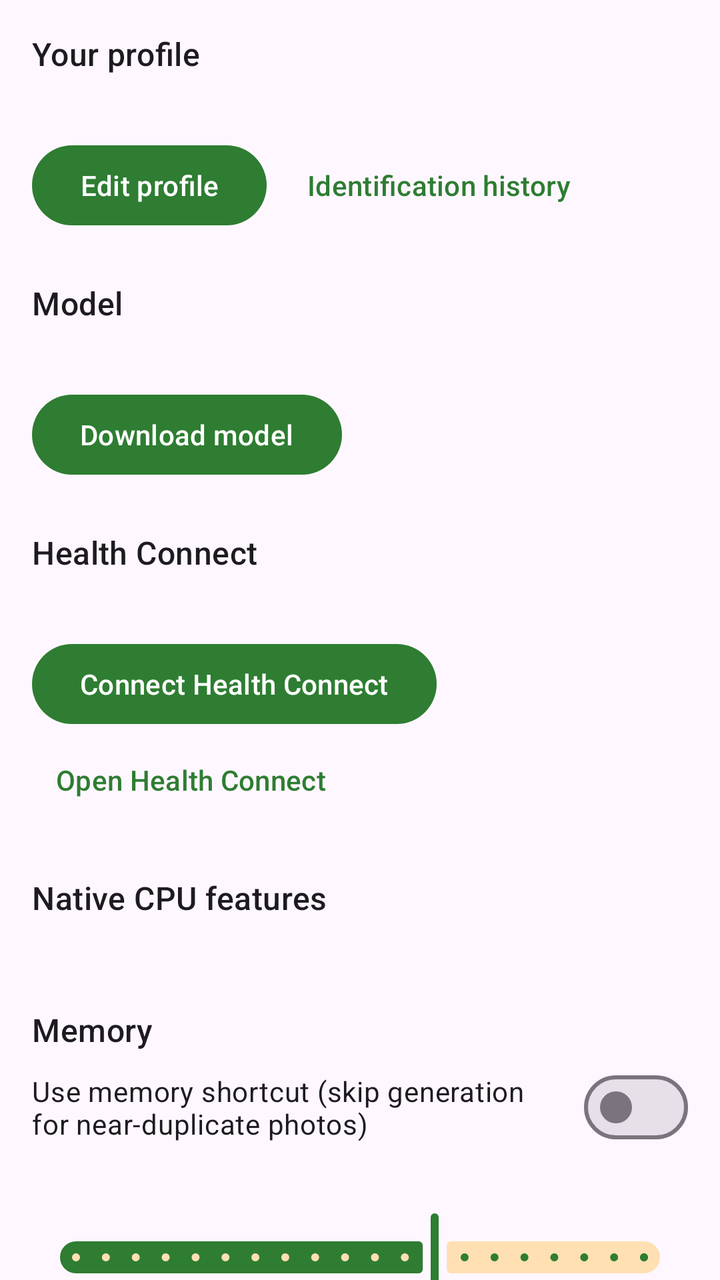
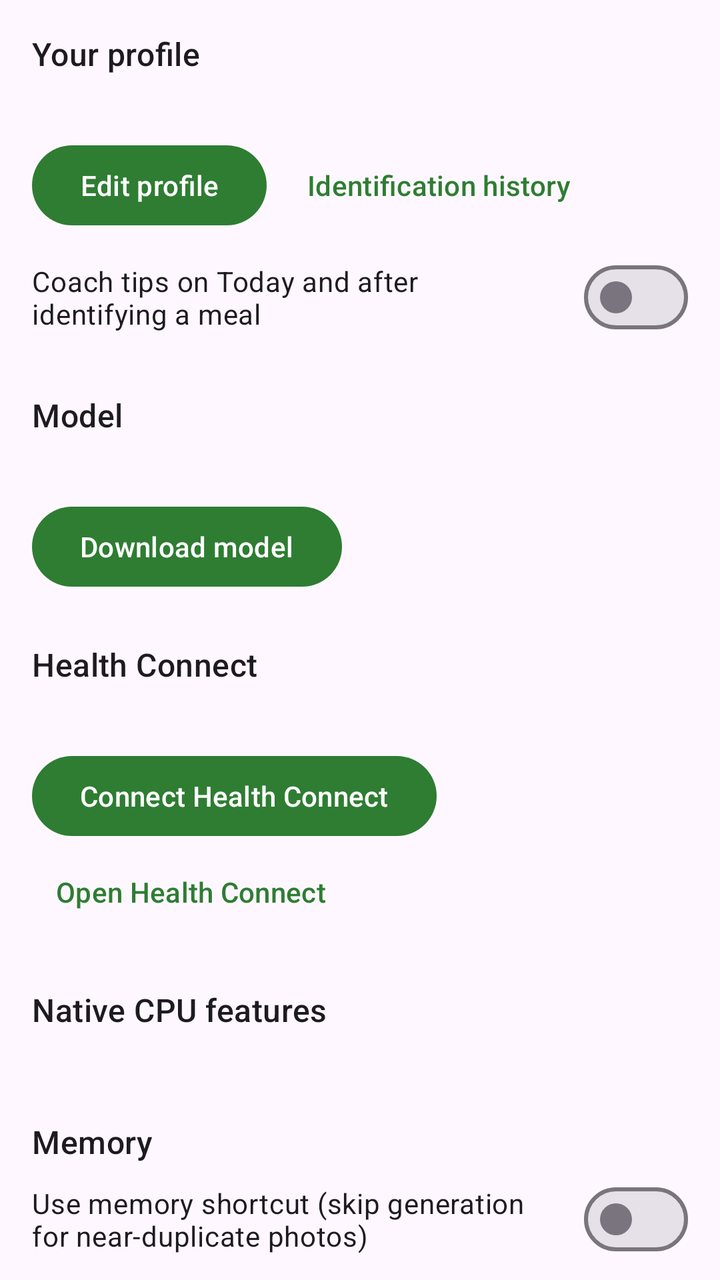

An Android layout rendered at two revisions. The XML below is the earlier revision; the diff shows what the commit changed to produce the second picture.
<!-- AndroidManifest.xml: application theme Theme.Identify -->
<!-- res/layout/fragment_settings.xml -->
<?xml version="1.0" encoding="utf-8"?>
<androidx.core.widget.NestedScrollView xmlns:android="http://schemas.android.com/apk/res/android"
    android:layout_width="match_parent"
    android:layout_height="match_parent">

    <LinearLayout
        android:layout_width="match_parent"
        android:layout_height="wrap_content"
        android:orientation="vertical"
        android:padding="16dp">

        <TextView
            android:layout_width="match_parent"
            android:layout_height="wrap_content"
            android:text="@string/profile_title"
            android:textAppearance="?attr/textAppearanceTitleMedium" />

        <TextView
            android:id="@+id/profile_summary_text"
            android:layout_width="match_parent"
            android:layout_height="wrap_content"
            android:layout_marginTop="4dp"
            android:textAppearance="?attr/textAppearanceBodyMedium" />

        <LinearLayout
            android:layout_width="match_parent"
            android:layout_height="wrap_content"
            android:layout_marginTop="8dp"
            android:orientation="horizontal">

            <com.google.android.material.button.MaterialButton
                android:id="@+id/edit_profile_button"
                android:layout_width="wrap_content"
                android:layout_height="wrap_content"
                android:text="@string/edit_profile" />

            <com.google.android.material.button.MaterialButton
                android:id="@+id/history_button"
                style="@style/Widget.Material3.Button.TextButton"
                android:layout_width="wrap_content"
                android:layout_height="wrap_content"
                android:layout_marginStart="8dp"
                android:text="@string/history_button" />
        </LinearLayout>

        <TextView
            android:layout_width="match_parent"
            android:layout_height="wrap_content"
            android:layout_marginTop="24dp"
            android:text="@string/settings_model_title"
            android:textAppearance="?attr/textAppearanceTitleMedium" />

        <TextView
            android:id="@+id/model_status_text"
            android:layout_width="match_parent"
            android:layout_height="wrap_content"
            android:layout_marginTop="4dp"
            android:textAppearance="?attr/textAppearanceBodyMedium" />

        <com.google.android.material.progressindicator.LinearProgressIndicator
            android:id="@+id/download_progress"
            android:layout_width="match_parent"
            android:layout_height="wrap_content"
            android:layout_marginTop="8dp"
            android:indeterminate="false"
            android:max="1000"
            android:visibility="gone" />

        <TextView
            android:id="@+id/download_progress_text"
            android:layout_width="match_parent"
            android:layout_height="wrap_content"
            android:layout_marginTop="4dp"
            android:textAppearance="?attr/textAppearanceBodySmall"
            android:visibility="gone" />

        <com.google.android.material.button.MaterialButton
            android:id="@+id/download_button"
            android:layout_width="wrap_content"
            android:layout_height="wrap_content"
            android:layout_marginTop="8dp"
            android:text="@string/download_model" />

        <com.google.android.material.button.MaterialButton
            android:id="@+id/unload_model_button"
            style="@style/Widget.Material3.Button.OutlinedButton"
            android:layout_width="wrap_content"
            android:layout_height="wrap_content"
            android:layout_marginTop="8dp"
            android:text="@string/unload_model"
            android:visibility="gone" />

        <com.google.android.material.button.MaterialButton
            android:id="@+id/delete_model_button"
            style="@style/Widget.Material3.Button.OutlinedButton"
            android:layout_width="wrap_content"
            android:layout_height="wrap_content"
            android:layout_marginTop="8dp"
            android:text="@string/delete_model"
            android:visibility="gone" />

        <TextView
            android:layout_width="match_parent"
            android:layout_height="wrap_content"
            android:layout_marginTop="24dp"
            android:text="@string/health_title"
            android:textAppearance="?attr/textAppearanceTitleMedium" />

        <TextView
            android:id="@+id/health_status_text"
            android:layout_width="match_parent"
            android:layout_height="wrap_content"
            android:layout_marginTop="4dp"
            android:textAppearance="?attr/textAppearanceBodyMedium" />

        <TextView
            android:id="@+id/health_today_text"
            android:layout_width="match_parent"
            android:layout_height="wrap_content"
            android:layout_marginTop="4dp"
            android:textAppearance="?attr/textAppearanceBodyMedium"
            android:visibility="gone" />

        <LinearLayout
            android:layout_width="match_parent"
            android:layout_height="wrap_content"
            android:layout_marginTop="8dp"
            android:orientation="horizontal">

            <com.google.android.material.button.MaterialButton
                android:id="@+id/health_connect_button"
                android:layout_width="wrap_content"
                android:layout_height="wrap_content"
                android:text="@string/health_connect_button" />

            <com.google.android.material.button.MaterialButton
                android:id="@+id/health_refresh_button"
                style="@style/Widget.Material3.Button.OutlinedButton"
                android:layout_width="wrap_content"
                android:layout_height="wrap_content"
                android:layout_marginStart="8dp"
                android:text="@string/health_refresh_button"
                android:visibility="gone" />
        </LinearLayout>

        <com.google.android.material.button.MaterialButton
            android:id="@+id/health_open_button"
            style="@style/Widget.Material3.Button.TextButton"
            android:layout_width="wrap_content"
            android:layout_height="wrap_content"
            android:text="@string/health_open_button" />

        <TextView
            android:layout_width="match_parent"
            android:layout_height="wrap_content"
            android:layout_marginTop="24dp"
            android:text="@string/system_info_title"
            android:textAppearance="?attr/textAppearanceTitleMedium" />

        <TextView
            android:id="@+id/system_info_text"
            android:layout_width="match_parent"
            android:layout_height="wrap_content"
            android:layout_marginTop="4dp"
            android:textAppearance="?attr/textAppearanceBodySmall"
            android:textIsSelectable="true" />

        <TextView
            android:layout_width="match_parent"
            android:layout_height="wrap_content"
            android:layout_marginTop="24dp"
            android:text="@string/memory_title"
            android:textAppearance="?attr/textAppearanceTitleMedium" />

        <com.google.android.material.materialswitch.MaterialSwitch
            android:id="@+id/memory_switch"
            android:layout_width="match_parent"
            android:layout_height="wrap_content"
            android:layout_marginTop="4dp"
            android:text="@string/memory_switch" />

        <TextView
            android:id="@+id/threshold_label"
            android:layout_width="match_parent"
            android:layout_height="wrap_content"
            android:layout_marginTop="8dp"
            android:textAppearance="?attr/textAppearanceBodyMedium" />

        <com.google.android.material.slider.Slider
            android:id="@+id/threshold_slider"
            android:layout_width="match_parent"
            android:layout_height="wrap_content"
            android:stepSize="1"
            android:value="92"
            android:valueFrom="80"
            android:valueTo="99" />

        <TextView
            android:layout_width="match_parent"
            android:layout_height="wrap_content"
            android:layout_marginTop="24dp"
            android:text="@string/performance_title"
            android:textAppearance="?attr/textAppearanceTitleMedium" />

        <TextView
            android:id="@+id/threads_label"
            android:layout_width="match_parent"
            android:layout_height="wrap_content"
            android:layout_marginTop="4dp"
            android:textAppearance="?attr/textAppearanceBodyMedium" />

        <com.google.android.material.slider.Slider
            android:id="@+id/threads_slider"
            android:layout_width="match_parent"
            android:layout_height="wrap_content"
            android:stepSize="1"
            android:value="4"
            android:valueFrom="1"
            android:valueTo="8" />

        <TextView
            android:id="@+id/image_tokens_label"
            android:layout_width="match_parent"
            android:layout_height="wrap_content"
            android:textAppearance="?attr/textAppearanceBodyMedium" />

        <com.google.android.material.slider.Slider
            android:id="@+id/image_tokens_slider"
            android:layout_width="match_parent"
            android:layout_height="wrap_content"
            android:stepSize="32"
            android:value="256"
            android:valueFrom="64"
            android:valueTo="256" />

        <TextView
            android:layout_width="match_parent"
            android:layout_height="wrap_content"
            android:text="@string/performance_note"
            android:textAppearance="?attr/textAppearanceBodySmall" />

        <TextView
            android:layout_width="match_parent"
            android:layout_height="wrap_content"
            android:layout_marginTop="24dp"
            android:text="@string/telemetry_title"
            android:textAppearance="?attr/textAppearanceTitleMedium" />

        <TextView
            android:id="@+id/live_telemetry_text"
            android:layout_width="match_parent"
            android:layout_height="wrap_content"
            android:layout_marginTop="4dp"
            android:textAppearance="?attr/textAppearanceBodySmall"
            android:textIsSelectable="true" />

        <TextView
            android:id="@+id/experiment_log_text"
            android:layout_width="match_parent"
            android:layout_height="wrap_content"
            android:layout_marginTop="8dp"
            android:textAppearance="?attr/textAppearanceBodySmall"
            android:textIsSelectable="true" />

        <TextView
            android:layout_width="match_parent"
            android:layout_height="wrap_content"
            android:layout_marginTop="24dp"
            android:text="@string/stats_title"
            android:textAppearance="?attr/textAppearanceTitleMedium" />

        <TextView
            android:id="@+id/stats_text"
            android:layout_width="match_parent"
            android:layout_height="wrap_content"
            android:layout_marginTop="4dp"
            android:textAppearance="?attr/textAppearanceBodyMedium" />

        <com.google.android.material.button.MaterialButton
            android:id="@+id/clear_history_button"
            android:layout_width="wrap_content"
            android:layout_height="wrap_content"
            android:layout_marginTop="16dp"
            android:text="@string/clear_history" />
    </LinearLayout>
</androidx.core.widget.NestedScrollView>
<!-- resources referenced by this layout -->
<resources>
  <string name="clear_history">Clear history and memory</string>
  <string name="delete_model">Delete model files</string>
  <string name="download_model">Download model</string>
  <string name="edit_profile">Edit profile</string>
  <string name="health_connect_button">Connect Health Connect</string>
  <string name="health_open_button">Open Health Connect</string>
  <string name="health_refresh_button">Refresh</string>
  <string name="health_title">Health Connect</string>
  <string name="history_button">Identification history</string>
  <string name="memory_switch">Use memory shortcut (skip generation for near-duplicate photos)</string>
  <string name="memory_title">Memory</string>
  <string name="performance_note">Changes take effect on the next identification. The model reloads once.</string>
  <string name="performance_title">Performance</string>
  <string name="profile_title">Your profile</string>
  <string name="settings_model_title">Model</string>
  <string name="stats_title">Stats</string>
  <string name="system_info_title">Native CPU features</string>
  <string name="telemetry_title">Telemetry</string>
  <string name="unload_model">Unload model from memory</string>
  <style name="Theme.Identify" parent="Theme.Material3.DayNight.NoActionBar">
          <item name="colorPrimary">@color/brand_green</item>
          <item name="colorOnPrimary">@color/on_brand_green</item>
          <item name="colorPrimaryContainer">@color/brand_green_container</item>
          <item name="colorOnPrimaryContainer">@color/on_brand_green_container</item>
          <item name="colorSecondary">@color/brand_orange</item>
          <item name="colorOnSecondary">@color/on_brand_orange</item>
          <item name="colorSecondaryContainer">@color/brand_orange_container</item>
          <item name="colorOnSecondaryContainer">@color/on_brand_orange_container</item>
          <item name="colorTertiary">@color/brand_orange</item>
      </style>
  <color name="brand_green">#2E7D32</color>
  <color name="on_brand_green">#FFFFFF</color>
  <color name="brand_green_container">#C8E6C9</color>
  <color name="on_brand_green_container">#0B3D0F</color>
  <color name="brand_orange">#E65100</color>
  <color name="on_brand_orange">#FFFFFF</color>
  <color name="brand_orange_container">#FFE0B2</color>
  <color name="on_brand_orange_container">#3E1C00</color>
</resources>

<!-- the commit's change to res/layout/fragment_settings.xml (unified diff, before → after) -->
@@ -43,6 +43,13 @@
                 android:text="@string/history_button" />
         </LinearLayout>
 
+        <com.google.android.material.materialswitch.MaterialSwitch
+            android:id="@+id/coach_switch"
+            android:layout_width="match_parent"
+            android:layout_height="wrap_content"
+            android:layout_marginTop="8dp"
+            android:text="@string/coach_switch" />
+
         <TextView
             android:layout_width="match_parent"
             android:layout_height="wrap_content"
<!-- resource entries referenced after the edit -->
@@ -1,6 +1,7 @@
 <!-- resources referenced by this layout -->
 <resources>
   <string name="clear_history">Clear history and memory</string>
+  <string name="coach_switch">Coach tips on Today and after identifying a meal</string>
   <string name="delete_model">Delete model files</string>
   <string name="download_model">Download model</string>
   <string name="edit_profile">Edit profile</string>
